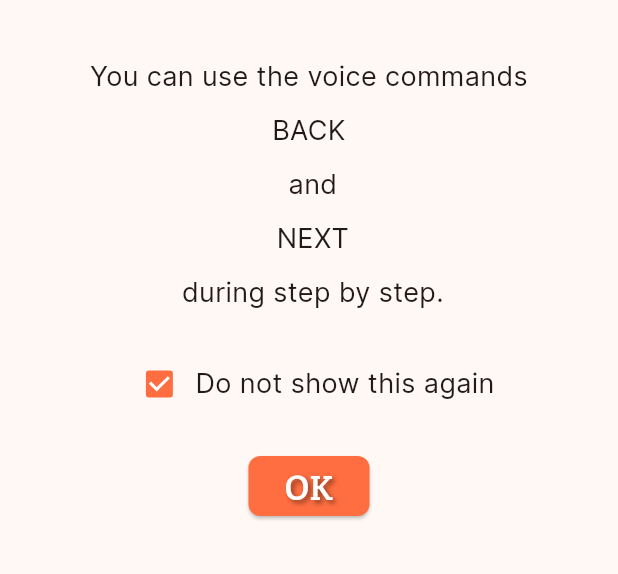
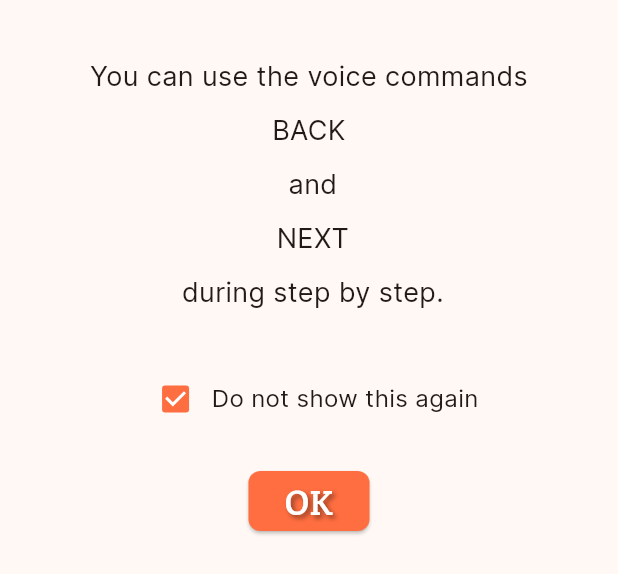
Before and after one commit to theosmuller/snapchef, a Flutter app: the VoicePopUpItem widget shown alone on an empty page, opened directly, on a phone screen of 412 x 824 dp. Shown: the top 574 px of the screen. Run offline on Flutter 3.47's test engine with Material 2 defaults, Android fonts, the phone set to English and light mode, and no system bars; our stand-ins replace file_picker, shared_preferences; missing offline and left inert: autocomplete_textfield; accounts and stored records are empty; network calls fail; project files that could hold a hidden picture were left out.

Commit message:
finished ux, TODO: persist option

```diff
--- a/lib/voicepopupitem.dart
+++ b/lib/voicepopupitem.dart
@@ -41,7 +41,7 @@ class _VoicePopUpItemState extends State<VoicePopUpItem> {
         children: [
           SizedBox(height: 20),
           Text('You can use the voice commands \nBACK\n and\n NEXT\n during step by step.', style: TextStyle(fontFamily: 'Inter', fontSize: 18, height: 2.0), textAlign: TextAlign.center,),
-          SizedBox(height: 20),
+          SizedBox(height: 30),
           Row(
             mainAxisAlignment: MainAxisAlignment.center,
             children: [
@@ -56,7 +56,8 @@ class _VoicePopUpItemState extends State<VoicePopUpItem> {
                     });
                   }
               ),
-              Text("Do not show this again", style: TextStyle(fontFamily: 'Inter', fontSize: 18)),
+              SizedBox(height: 20),
+              Text("Do not show this again", style: TextStyle(fontFamily: 'Inter', fontSize: 16)),
             ],
           ),
           SizedBox(height: 20),
```
